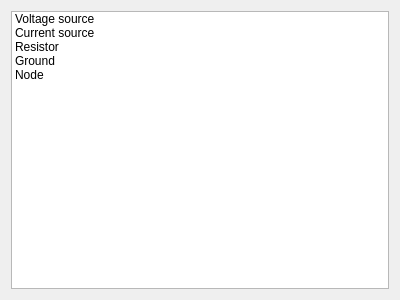
Kuszki/K-Circuit, file toolwidget.ui: the form before one commit.
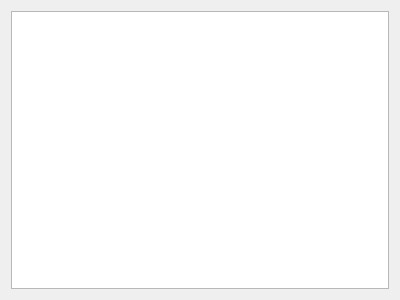
The form after the commit. Icons and pictures are not drawn.

Diff of the .ui file:
```diff
--- a/toolwidget.ui
+++ b/toolwidget.ui
@@ -25,51 +25,6 @@
        <height>64</height>
       </size>
      </property>
-     <item>
-      <property name="text">
-       <string>Voltage source</string>
-      </property>
-      <property name="icon">
-       <iconset resource="resources.qrc">
-        <normaloff>:/tools/tool_vsource.svg</normaloff>:/tools/tool_vsource.svg</iconset>
-      </property>
-     </item>
-     <item>
-      <property name="text">
-       <string>Current source</string>
-      </property>
-      <property name="icon">
-       <iconset resource="resources.qrc">
-        <normaloff>:/tools/tool_csource.svg</normaloff>:/tools/tool_csource.svg</iconset>
-      </property>
-     </item>
-     <item>
-      <property name="text">
-       <string>Resistor</string>
-      </property>
-      <property name="icon">
-       <iconset resource="resources.qrc">
-        <normaloff>:/tools/tool_resistor.svg</normaloff>:/tools/tool_resistor.svg</iconset>
-      </property>
-     </item>
-     <item>
-      <property name="text">
-       <string>Ground</string>
-      </property>
-      <property name="icon">
-       <iconset resource="resources.qrc">
-        <normaloff>:/tools/tool_ground.svg</normaloff>:/tools/tool_ground.svg</iconset>
-      </property>
-     </item>
-     <item>
-      <property name="text">
-       <string>Node</string>
-      </property>
-      <property name="icon">
-       <iconset resource="resources.qrc">
-        <normaloff>:/tools/tool_node.svg</normaloff>:/tools/tool_node.svg</iconset>
-      </property>
-     </item>
     </widget>
    </item>
   </layout>
```
Left out of the diff: 4 changed lines with no effect on the pictures.
